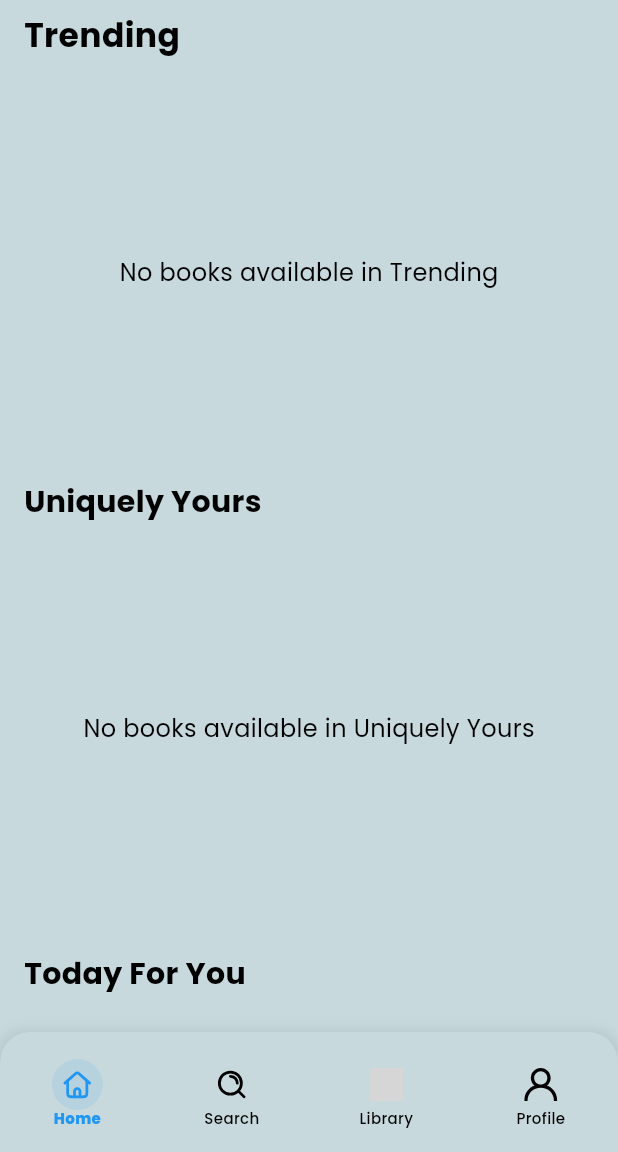
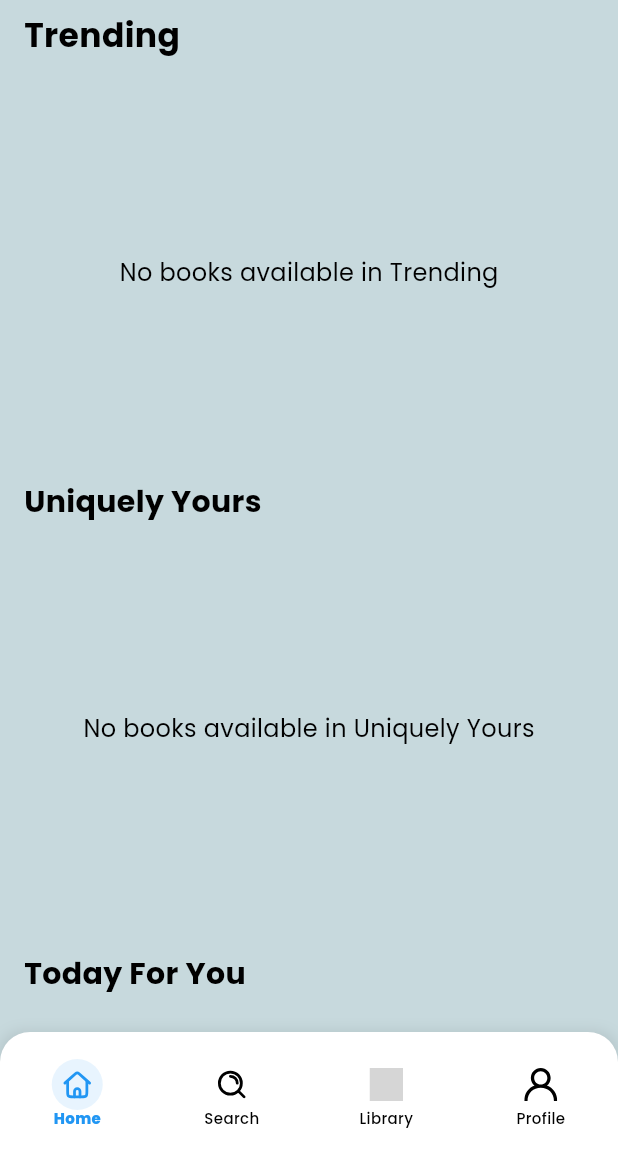
Before and after one commit to savinuonline/narratra, a Flutter app: the MainScreen screen opened by its route, on a phone screen of 412 x 824 dp, the part 84-1236 px from its top. Run offline on Flutter 3.47's test engine with Material 3 defaults, Android fonts, the phone set to English and light mode, and no system bars; our stand-ins replace cloud_firestore, firebase_core, flutter_svg, font_awesome_flutter, google_fonts, palette_generator and 1 more; accounts and stored records are empty; grey boxes are pictures that could not be loaded.

Commit message:
change background color

```diff
--- a/lib/pages/main_screen.dart
+++ b/lib/pages/main_screen.dart
@@ -113,7 +113,7 @@ class _MainScreenState extends State<MainScreen>
                   height: 1.0,
                 ),
                 type: BottomNavigationBarType.fixed,
-                backgroundColor: const Color.fromRGBO(199, 217, 221, 1),
+                backgroundColor: const Color.fromRGBO(255, 255, 255, 1.0),
                 elevation: 10,
                 iconSize: 26, // Changed from 28 to 26
                 items:
```
